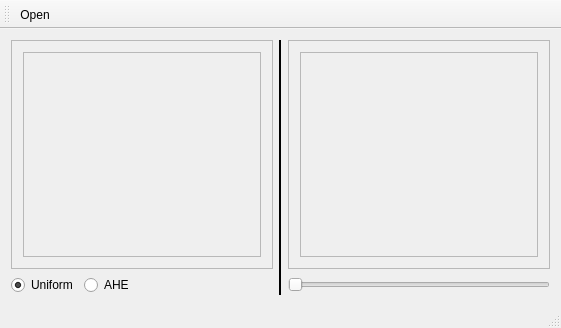
Before: the Qt Designer form mainwindow.ui in adrogolyub/LocalContrast, drawn with Qt 5.
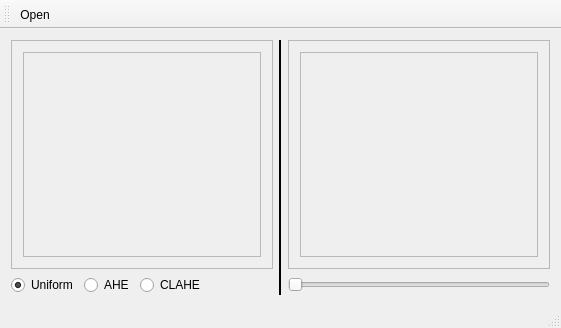
After: the same form once the commit is applied. Icons and pictures are not drawn.

Commit message: Added AHE and CLAHE

What changed in the file:
```diff
--- a/mainwindow.ui
+++ b/mainwindow.ui
@@ -184,6 +184,13 @@
           </property>
          </widget>
         </item>
+        <item>
+         <widget class="QRadioButton" name="rbCLAHE">
+          <property name="text">
+           <string>CLAHE</string>
+          </property>
+         </widget>
+        </item>
         <item>
          <spacer name="horizontalSpacer">
           <property name="orientation">
```
Left out of the diff: 6 changed lines with no effect on the pictures. The commit also changes 6 other files.
